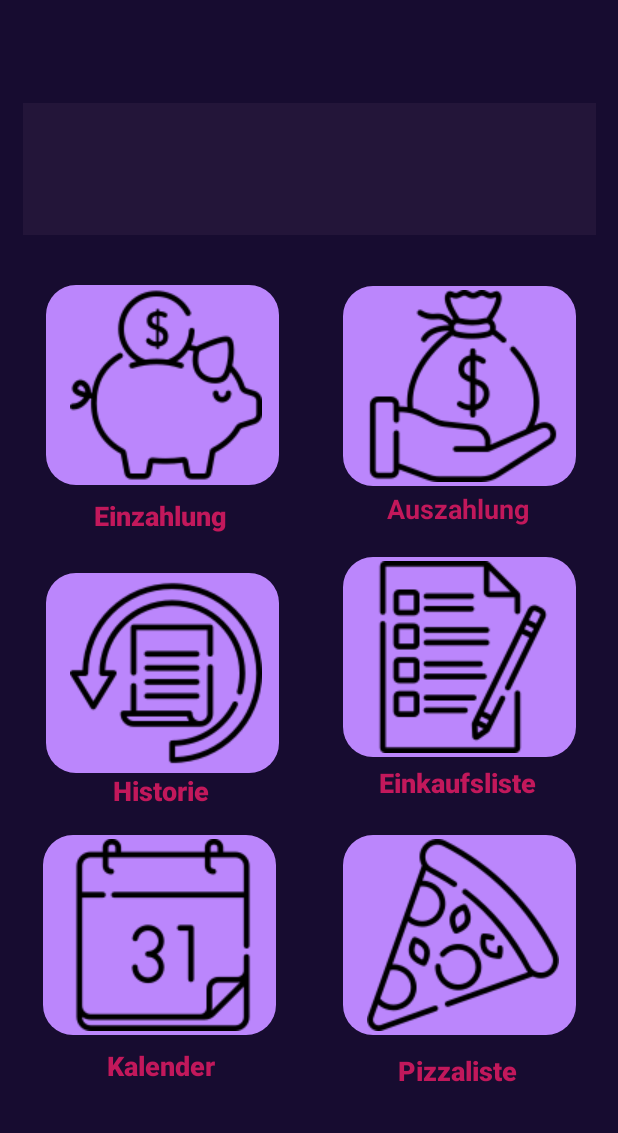
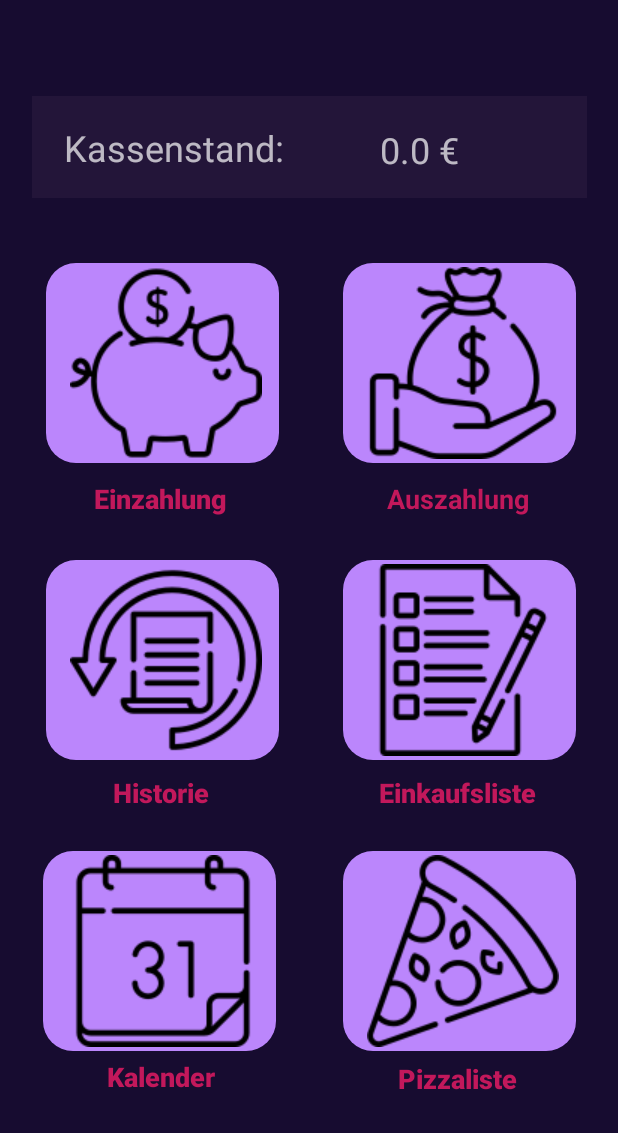
Before and after one commit to Lufthanse/Partyraumkasse, an Android app: the screen it shows after launch (MainActivity), on a phone screen of 412 x 824 dp, the part 103-1236 px from its top. Run offline under Robolectric (Android 15) with nearby library versions, the phone set to English and light mode, and no system bars; our stand-ins replace Firebase (no records; nobody signed in at launch, a user with empty details on screens opened directly).

Commit message:
Hannes Kassenstand funktioniert 30.06.2021

```diff
--- a/app/src/main/java/com/project/partyraumkasse/MainActivity.java
+++ b/app/src/main/java/com/project/partyraumkasse/MainActivity.java
@@ -1,53 +1,151 @@
 package com.project.partyraumkasse;
 
+import androidx.annotation.NonNull;
 import androidx.appcompat.app.AppCompatActivity;
 
 import android.content.Intent;
 import android.os.Bundle;
+import android.util.Log;
 import android.view.View;
+import android.widget.TextView;
+
+import com.google.firebase.database.DataSnapshot;
+import com.google.firebase.database.DatabaseError;
+import com.google.firebase.database.DatabaseReference;
+import com.google.firebase.database.FirebaseDatabase;
+import com.google.firebase.database.ValueEventListener;
+
+import java.util.ArrayList;
 
 public class MainActivity extends AppCompatActivity {
+    private TextView kassenstand;
+    private String kassenstandString;
+    private ArrayList<String> einzahlungen = new ArrayList<>();
+    private ArrayList<String> auszahlungen = new ArrayList<>();
+    private FirebaseDatabase db = FirebaseDatabase.getInstance();
+    private DatabaseReference einzahlungRoot = db.getReference().child("Einzahlung");
+    private DatabaseReference auszahlungRoot = db.getReference().child("Auszahlung");
 
     @Override
     protected void onCreate(Bundle savedInstanceState) {
         super.onCreate(savedInstanceState);
         setContentView(R.layout.activity_main);
+        kassenstand = (TextView) findViewById(R.id.tv_kassenstand);
+
+        readDataEZ(new MainActivity.MyCallback() {
+            @Override
+            public void onCallback(ArrayList<String> ez, ArrayList<String> az) {
+                einzahlungen = ez;
+                auszahlungen = az;
+                kassenstand.setText(calculateKassenstand(einzahlungen, auszahlungen) +" €");
+            }
+        });
+
     }
 
     public void navigateEinzahlung (View View){
-        // HaKi 07.02.2021 16:15 - New Screen
         Intent intent = new Intent(this, Einzahlung_main.class);
         startActivity(intent);
     }
 
     public void navigateAuszahlung (View View){
-        // HaKi 07.02.2021 16:15 - New Screen
         Intent intent = new Intent(this, Auszahlung_main.class);
         startActivity(intent);
     }
 
     public void navigateHistorie (View View){
-        // HaKi 07.02.2021 16:15 - New Screen
         Intent intent = new Intent(this, Historie.class);
         startActivity(intent);
     }
 
     public void navigateEinkaufsliste (View View){
-        // HaKi 07.02.2021 16:15 - New Screen
         Intent intent = new Intent(this, Einkaufsliste.class);
         startActivity(intent);
     }
 
     public void navigateKalender (View View){
-        // HaKi 07.02.2021 16:15 - New Screen
         Intent intent = new Intent(this, Kalender.class);
         startActivity(intent);
     }
 
     public void navigatePizzaliste (View View){
-        // HaKi 07.02.2021 16:15 - New Screen
         Intent intent = new Intent(this, Pizzaliste.class);
         startActivity(intent);
     }
 
+    private void readDataEZ(MainActivity.MyCallback myCallback){
+
+        einzahlungRoot.addValueEventListener(new ValueEventListener() {
+            @Override
+            public void onDataChange(DataSnapshot snapshot) {
+                einzahlungen.clear();
+                for (DataSnapshot dataSnapshot : snapshot.getChildren()){
+                    String betrag = dataSnapshot.child("betrag").getValue(String.class);
+                    einzahlungen.add(betrag);
+                }
+
+                readDataAZ(new MainActivity.SecondCallback() {
+                    @Override
+                    public void onCallback(ArrayList<String> ausz) {
+                        auszahlungen = ausz;
+                        myCallback.onCallback(einzahlungen, auszahlungen);
+                    }
+                });
+
+            }
+
+            @Override
+            public void onCancelled(@NonNull DatabaseError error) {
+                Log.w("Tag", "loadPost:onCancelled", error.toException());
+            }
+        });
+
+    }
+
+    public void readDataAZ(MainActivity.SecondCallback myCallback){
+        auszahlungRoot.addValueEventListener(new ValueEventListener() {
+            @Override
+            public void onDataChange(DataSnapshot snapshot) {
+                auszahlungen.clear();
+                for (DataSnapshot dataSnapshot : snapshot.getChildren()){
+                    String betrag = dataSnapshot.child("betrag").getValue(String.class);
+                    auszahlungen.add(betrag);
+                }
+
+                myCallback.onCallback(auszahlungen);
+            }
+
+            @Override
+            public void onCancelled(@NonNull DatabaseError error) {
+                Log.w("Tag", "loadPost:onCancelled", error.toException());
+            }
+        });
+    }
+
+    public String calculateKassenstand(ArrayList<String> ez, ArrayList<String> az){
+        Double einzahlungen = 0.00;
+        Double auszahlungen = 0.00;
+        Double ergebnis = 0.00;
+        for (String betrag : ez){
+            einzahlungen = einzahlungen + Double.parseDouble(betrag);
+        }
+
+        for (String betrag : az){
+            auszahlungen = auszahlungen + Double.parseDouble(betrag);
+        }
+
+        ergebnis = einzahlungen - auszahlungen;
+
+        return ergebnis.toString();
+    }
+
+    public interface MyCallback{
+        void onCallback(ArrayList<String> ez, ArrayList<String> az);
+    }
+
+    public interface SecondCallback{
+        void onCallback(ArrayList<String> ausz);
+    }
+
+
 }
--- a/app/src/main/res/layout/activity_main.xml
+++ b/app/src/main/res/layout/activity_main.xml
@@ -30,25 +30,6 @@
         app:layout_constraintTop_toTopOf="parent"
         app:layout_constraintVertical_bias="0.0" />
 
-    <GridView
-        android:id="@+id/grid_kassenstand"
-        android:layout_width="382dp"
-        android:layout_height="88dp"
-        android:layout_marginStart="17dp"
-        android:layout_marginLeft="17dp"
-        android:layout_marginTop="80dp"
-        android:layout_marginEnd="17dp"
-        android:layout_marginRight="17dp"
-        android:layout_marginBottom="550dp"
-        android:background="#231539"
-        android:fontFamily="sans-serif-black"
-        app:layout_constraintBottom_toBottomOf="parent"
-        app:layout_constraintEnd_toEndOf="parent"
-        app:layout_constraintHorizontal_bias="0.5"
-        app:layout_constraintStart_toStartOf="parent"
-        app:layout_constraintTop_toTopOf="parent"
-        app:layout_constraintVertical_bias="0.538" />
-
     <Button
         android:id="@+id/btn_einzahlung"
         style="@style/Widget.MaterialComponents.Button.TextButton.Icon"
@@ -56,7 +37,7 @@
         android:layout_height="133dp"
         android:layout_marginStart="50dp"
         android:layout_marginLeft="50dp"
-        android:layout_marginTop="28dp"
+        android:layout_marginTop="21dp"
         android:layout_marginEnd="250dp"
         android:layout_marginRight="250dp"
         android:layout_marginBottom="425dp"
@@ -70,8 +51,7 @@
         app:layout_constraintEnd_toEndOf="parent"
         app:layout_constraintHorizontal_bias="0.454"
         app:layout_constraintStart_toStartOf="parent"
-        app:layout_constraintTop_toBottomOf="@+id/grid_kassenstand"
-        app:layout_constraintVertical_bias="0.466" />
+        app:layout_constraintTop_toBottomOf="@+id/rl_kassenstand" />
 
     <TextView
         android:id="@+id/tv_einzahlung"
@@ -99,7 +79,7 @@
         android:layout_height="133dp"
         android:layout_marginStart="50dp"
         android:layout_marginLeft="50dp"
-        android:layout_marginTop="384dp"
+        android:layout_marginTop="55dp"
         android:layout_marginEnd="250dp"
         android:layout_marginRight="250dp"
         android:layout_marginBottom="50dp"
@@ -111,7 +91,7 @@
         app:layout_constraintBottom_toBottomOf="parent"
         app:layout_constraintEnd_toEndOf="parent"
         app:layout_constraintStart_toStartOf="parent"
-        app:layout_constraintTop_toBottomOf="@+id/grid_kassenstand" />
+        app:layout_constraintTop_toBottomOf="@+id/btn_historie" />
 
     <TextView
         android:id="@+id/tv_kalender"
@@ -140,6 +120,7 @@
         android:layout_height="133dp"
         android:layout_marginStart="50dp"
         android:layout_marginLeft="50dp"
+        android:layout_marginTop="55dp"
         android:layout_marginEnd="250dp"
         android:layout_marginRight="250dp"
         android:layout_marginBottom="240dp"
@@ -151,7 +132,8 @@
         app:layout_constraintBottom_toBottomOf="parent"
         app:layout_constraintEnd_toEndOf="parent"
         app:layout_constraintHorizontal_bias="0.461"
-        app:layout_constraintStart_toStartOf="parent" />
+        app:layout_constraintStart_toStartOf="parent"
+        app:layout_constraintTop_toBottomOf="@+id/btn_einzahlung" />
 
     <TextView
         android:id="@+id/tv_historie"
@@ -179,7 +161,7 @@
         android:layout_height="133dp"
         android:layout_marginStart="250dp"
         android:layout_marginLeft="250dp"
-        android:layout_marginTop="384dp"
+        android:layout_marginTop="55dp"
         android:layout_marginEnd="50dp"
         android:layout_marginRight="50dp"
         android:layout_marginBottom="50dp"
@@ -191,7 +173,7 @@
         app:layout_constraintBottom_toBottomOf="parent"
         app:layout_constraintEnd_toEndOf="parent"
         app:layout_constraintStart_toStartOf="parent"
-        app:layout_constraintTop_toBottomOf="@+id/grid_kassenstand" />
+        app:layout_constraintTop_toBottomOf="@+id/btn_ekliste" />
 
     <TextView
         android:id="@+id/tv_pizzaliste"
@@ -219,7 +201,7 @@
         android:layout_height="133dp"
         android:layout_marginStart="250dp"
         android:layout_marginLeft="250dp"
-        android:layout_marginTop="204dp"
+        android:layout_marginTop="55dp"
         android:layout_marginEnd="50dp"
         android:layout_marginRight="50dp"
         android:layout_marginBottom="240dp"
@@ -231,7 +213,7 @@
         app:layout_constraintBottom_toBottomOf="parent"
         app:layout_constraintEnd_toEndOf="parent"
         app:layout_constraintStart_toStartOf="parent"
-        app:layout_constraintTop_toBottomOf="@+id/grid_kassenstand" />
+        app:layout_constraintTop_toBottomOf="@+id/btn_auszahlung" />
 
     <TextView
         android:id="@+id/tv_ekliste"
@@ -259,7 +241,7 @@
         android:layout_height="133dp"
         android:layout_marginStart="250dp"
         android:layout_marginLeft="250dp"
-        android:layout_marginTop="28dp"
+        android:layout_marginTop="21dp"
         android:layout_marginEnd="50dp"
         android:layout_marginRight="50dp"
         android:layout_marginBottom="425dp"
@@ -271,7 +253,7 @@
         app:layout_constraintBottom_toBottomOf="parent"
         app:layout_constraintEnd_toEndOf="parent"
         app:layout_constraintStart_toStartOf="parent"
-        app:layout_constraintTop_toBottomOf="@+id/grid_kassenstand" />
+        app:layout_constraintTop_toBottomOf="@+id/rl_kassenstand" />
 
     <TextView
         android:id="@+id/tv_auszahlung"
@@ -292,4 +274,51 @@
         app:layout_constraintStart_toStartOf="parent"
         app:layout_constraintTop_toBottomOf="@+id/btn_auszahlung" />
 
+    <RelativeLayout
+        android:id="@+id/rl_kassenstand"
+        android:layout_width="370dp"
+        android:layout_height="68dp"
+        android:layout_marginTop="50dp"
+        android:layout_marginBottom="610dp"
+        android:background="#231539"
+        app:layout_constraintBottom_toBottomOf="parent"
+        app:layout_constraintEnd_toEndOf="parent"
+        app:layout_constraintStart_toStartOf="parent"
+        app:layout_constraintTop_toBottomOf="@+id/tv_ueberschrift">
+
+        <TextView
+            android:id="@+id/tv_kassenstandtext"
+            android:layout_width="wrap_content"
+            android:layout_height="wrap_content"
+            android:layout_alignParentStart="true"
+            android:layout_alignParentLeft="true"
+            android:layout_alignParentTop="true"
+            android:layout_alignParentBottom="true"
+            android:layout_marginStart="21dp"
+            android:layout_marginLeft="21dp"
+            android:layout_marginTop="18dp"
+            android:layout_marginBottom="18dp"
+            android:text="Kassenstand:"
+            android:textSize="24sp" />
+
+        <TextView
+            android:id="@+id/tv_kassenstand"
+            android:layout_width="119dp"
+            android:layout_height="wrap_content"
+            android:layout_alignParentTop="true"
+            android:layout_alignParentEnd="true"
+            android:layout_alignParentRight="true"
+            android:layout_alignParentBottom="true"
+            android:layout_marginStart="64dp"
+            android:layout_marginLeft="64dp"
+            android:layout_marginTop="19dp"
+            android:layout_marginEnd="21dp"
+            android:layout_marginRight="21dp"
+            android:layout_marginBottom="18dp"
+            android:layout_toEndOf="@+id/tv_kassenstandtext"
+            android:layout_toRightOf="@+id/tv_kassenstandtext"
+            android:text="100.00€"
+            android:textSize="24sp" />
+    </RelativeLayout>
+
 </androidx.constraintlayout.widget.ConstraintLayout>
```
